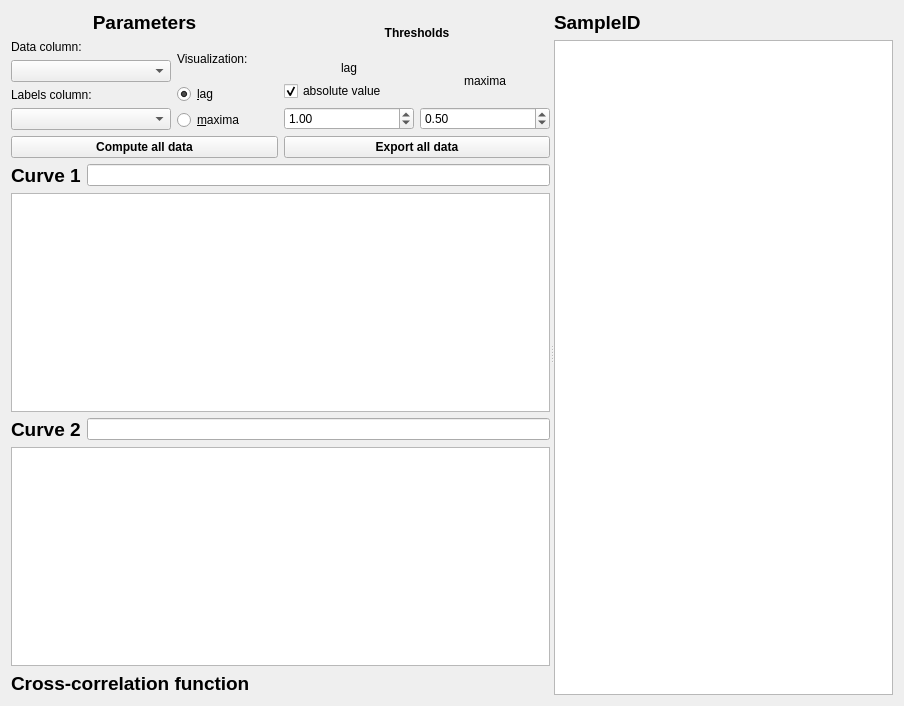
Old version of the form mesmerize/plotting/widgets/cross_correlation/control_widget.ui in the repository kushalkolar/MESmerize.
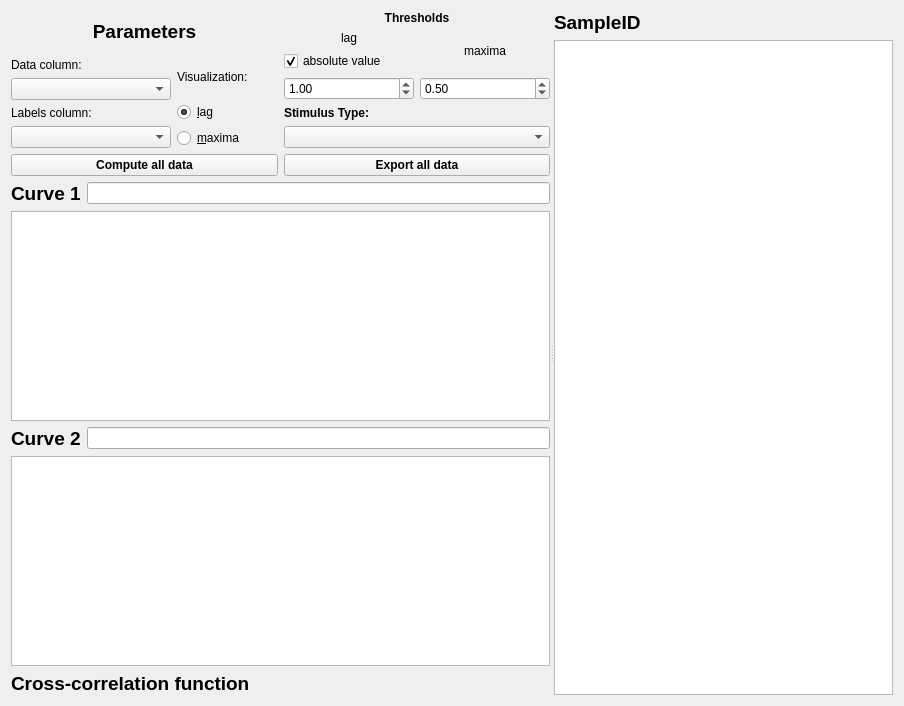
New version of the form. Custom widgets are drawn as their Qt base class.

Commit message: cross corr should work with stimulus data, untested

What changed in the file:
```diff
--- a/mesmerize/plotting/widgets/cross_correlation/control_widget.ui
+++ b/mesmerize/plotting/widgets/cross_correlation/control_widget.ui
@@ -199,6 +199,22 @@
              </item>
             </layout>
            </item>
+           <item>
+            <widget class="QLabel" name="label_13">
+             <property name="font">
+              <font>
+               <weight>75</weight>
+               <bold>true</bold>
+              </font>
+             </property>
+             <property name="text">
+              <string>Stimulus Type:</string>
+             </property>
+            </widget>
+           </item>
+           <item>
+            <widget class="QComboBox" name="comboBoxStimulusType"/>
+           </item>
           </layout>
          </item>
         </layout>
```
Left out of the diff: 17 changed lines with no effect on the pictures. The commit also changes 3 other files.
